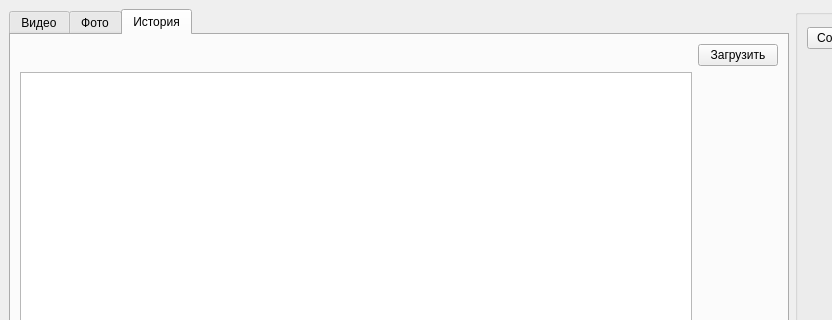
This is cool.ui in MrRodikolion/PyQt5_Proect_Tehnovizor as Qt 5 draws it before an edit; both pictures show x 0 to 832 and y 0 to 320 of the 1332 by 835 pixel window. The edited form follows.
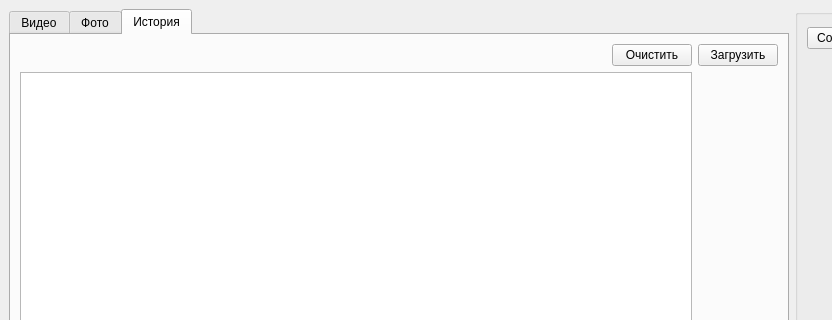
This is the edited form. The open tabs and pages were chosen to show the change.

```diff
--- a/cool.ui
+++ b/cool.ui
@@ -143,6 +143,30 @@
           </property>
          </widget>
         </item>
+        <item row="0" column="0">
+         <layout class="QHBoxLayout" name="horizontalLayout_4">
+          <item>
+           <spacer name="horizontalSpacer_3">
+            <property name="orientation">
+             <enum>Qt::Horizontal</enum>
+            </property>
+            <property name="sizeHint" stdset="0">
+             <size>
+              <width>40</width>
+              <height>20</height>
+             </size>
+            </property>
+           </spacer>
+          </item>
+          <item>
+           <widget class="QPushButton" name="flushButton">
+            <property name="text">
+             <string>Очистить</string>
+            </property>
+           </widget>
+          </item>
+         </layout>
+        </item>
        </layout>
       </widget>
      </widget>
```
Left out of the diff: 2 changed lines with no effect on the pictures.
